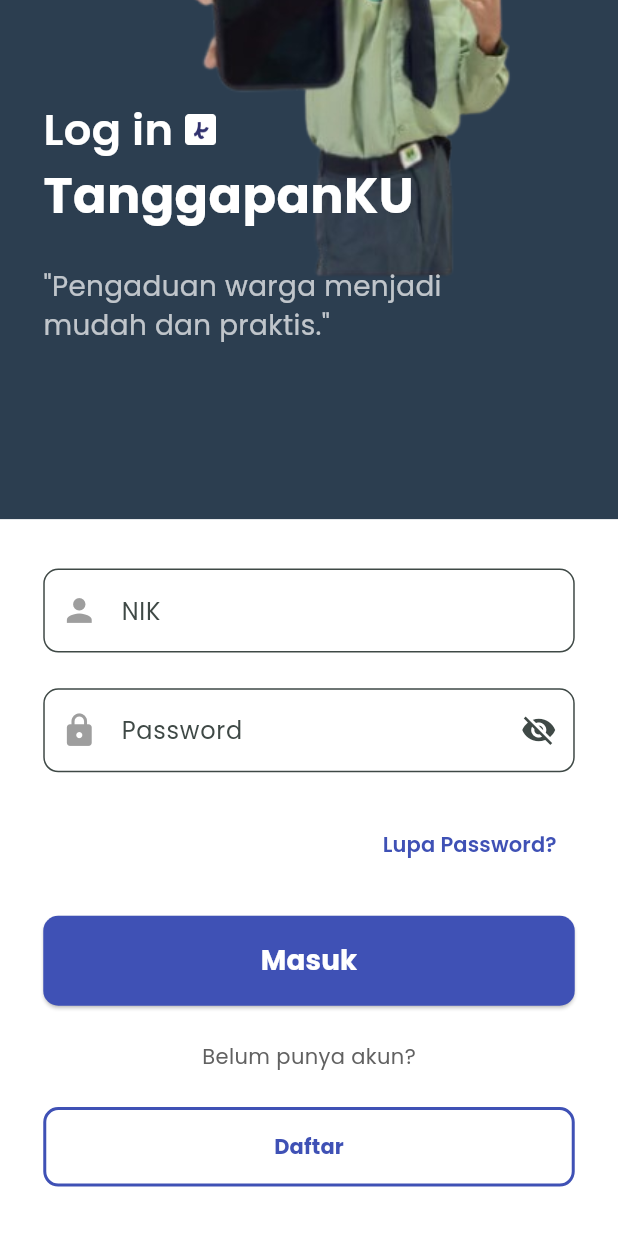
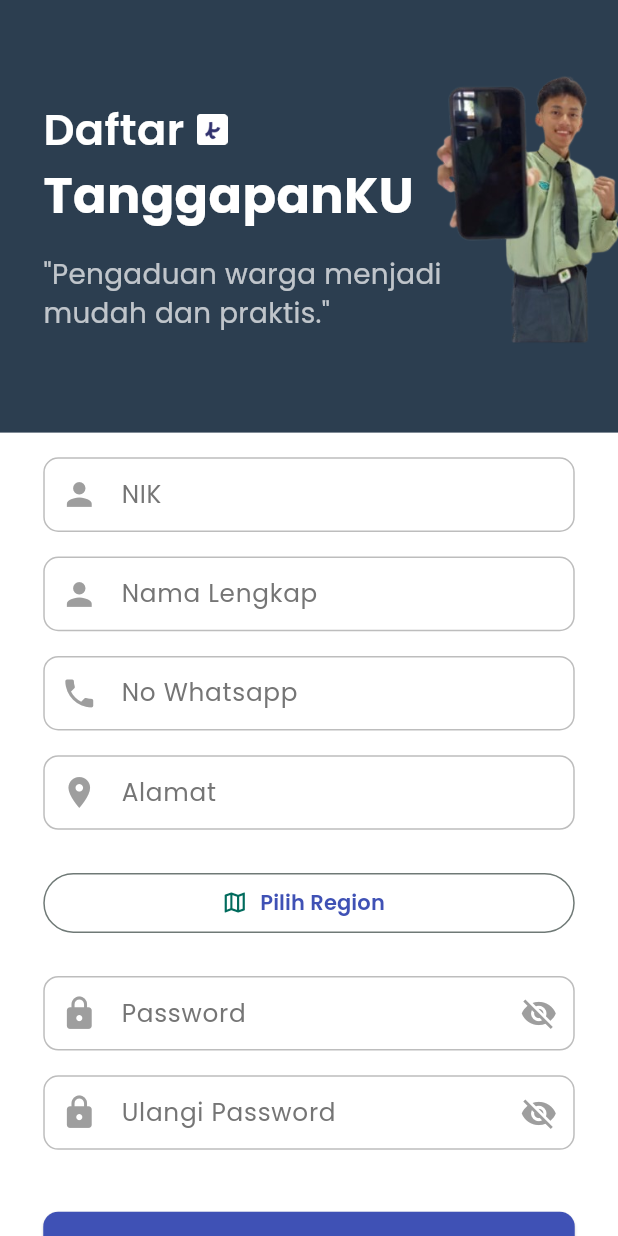
Before and after one commit to Kyzen2/TanggapanKu, a Flutter app: the screen it shows after launch, on a phone screen of 412 x 824 dp. Run offline on Flutter 3.47's test engine with Material 3 defaults, Android fonts, the light colour scheme and no system bars; our stand-ins replace carousel_slider, gap, google_fonts, timeago; missing offline and left inert: tutorial_coach_mark.

Commit message:
fix again

```diff
--- a/lib/main.dart
+++ b/lib/main.dart
@@ -23,7 +23,7 @@
         scaffoldBackgroundColor: Colors.white,
         colorScheme: ColorScheme.fromSeed(seedColor: const Color(0xFF00B6A0)),
       ),
-      home: const LoginPage(),
+      home: const RegisterPage(),
     );
   }
 }
--- /dev/null
+++ b/lib/pages/register.dart
@@ -0,0 +1,375 @@
+import 'package:flutter/material.dart';
+import 'package:flutter/services.dart';
+import 'package:google_fonts/google_fonts.dart';
+import 'package:tanggapanku/api/api_service.dart';
+import 'package:tanggapanku/models/register.dart';
+import 'package:tanggapanku/pages/region_page.dart';
+
+class RegisterPage extends StatefulWidget {
+  const RegisterPage({super.key});
+
+  @override
+  State<RegisterPage> createState() => _RegisterPageState();
+}
+
+class _RegisterPageState extends State<RegisterPage> {
+  final _nikController = TextEditingController();
+  final _namaController = TextEditingController();
+  final _noHpController = TextEditingController();
+  final _alamatController = TextEditingController();
+  final _passwordController = TextEditingController();
+  final _confirmPasswordController = TextEditingController();
+  int? _selectedRegion;
+
+  bool _isPasswordVisible = false;
+  bool _isConfirmPasswordVisible = false;
+
+  final ApiServiceRegister _apiService = ApiServiceRegister();
+
+  Future<void> _handleRegister() async {
+    if (_passwordController.text != _confirmPasswordController.text) {
+      ScaffoldMessenger.of(context).showSnackBar(
+        const SnackBar(
+            content: Text('Password tidak cocok dengan konfirmasi!')),
+      );
+      return;
+    }
+    try {
+      showDialog(
+        context: context,
+        barrierDismissible: false,
+        builder: (_) => const Center(child: CircularProgressIndicator()),
+      );
+
+      // Membuat objek Warga dengan data yang diinputkan oleh user
+      Warga warga = Warga(
+        nama: _namaController.text,
+        noHp: _noHpController.text, // noHp tetap bertipe String
+        nik: _nikController.text, // nik tetap bertipe String
+        password: _passwordController.text,
+        alamat: _alamatController.text,
+        idDaerah: _selectedRegion,
+      );
+
+      // Membuat objek Register dengan data Warga dan ID Region
+      Register registerData = Register(warga: warga);
+
+      // Kirim data register ke API menggunakan fungsi registerUser
+      final result = await _apiService.registerUser(registerData.toJson());
+
+      Navigator.of(context).pop(); // Remove loading dialog
+      showDialog(
+        context: context,
+        builder: (context) => AlertDialog(
+          title: const Text('Sukses'),
+          content: Text(result['message'] ?? 'Registrasi Berhasil!'),
+          actions: [
+            TextButton(
+              onPressed: () {
+                Navigator.of(context).pop();
+                // Navigator.pushReplacement(context, MaterialPageRoute(builder: (_) => LoginPage()));
+              },
+              child: const Text('OK'),
+            )
+          ],
+        ),
+      );
+    } catch (e) {
+      Navigator.of(context).pop(); // Remove loading dialog
+      ScaffoldMessenger.of(context).showSnackBar(
+        const SnackBar(content: Text('Registrasi Gagal')),
+      );
+    }
+  }
+
+  @override
+  Widget build(BuildContext context) {
+    final screenHeight = MediaQuery.of(context).size.height;
+    final screenWidth = MediaQuery.of(context).size.width;
+
+    return Scaffold(
+      backgroundColor: const Color(0xFF2C3E50),
+      body: SingleChildScrollView(
+        child: Column(
+          children: [
+            // Header bagian atas
+            Container(
+              height: screenHeight * 0.35,
+              width: screenWidth,
+              color: const Color(0xFF2C3E50),
+              child: Stack(
+                children: [
+                  Positioned(
+                    bottom: -screenHeight * 0.05,
+                    right: -screenWidth * 0.1,
+                    child: Image.asset(
+                      'assets/egi.png',
+                      height: screenHeight * 0.50,
+                      fit: BoxFit.fitHeight,
+                    ),
+                  ),
+                  Padding(
+                    padding: EdgeInsets.only(
+                        top: screenHeight * 0.08, left: screenWidth * 0.07),
+                    child: Column(
+                      crossAxisAlignment: CrossAxisAlignment.start,
+                      children: [
+                        Row(
+                          children: [
+                            Text(
+                              'Daftar',
+                              style: GoogleFonts.poppins(
+                                fontSize: screenWidth * 0.07,
+                                fontWeight: FontWeight.w600,
+                                color: Colors.white,
+                              ),
+                            ),
+                            SizedBox(width: screenWidth * 0.02),
+                            Image.asset(
+                              'assets/Logo.png',
+                              height: screenWidth * 0.05,
+                              fit: BoxFit.contain,
+                            )
+                          ],
+                        ),
+                        Text(
+                          'TanggapanKU',
+                          style: GoogleFonts.poppins(
+                            fontSize: screenWidth * 0.08,
+                            fontWeight: FontWeight.bold,
+                            color: Colors.white,
+                          ),
+                        ),
+                        SizedBox(height: screenHeight * 0.02),
+                        Text(
+                          '"Pengaduan warga menjadi\nmudah dan praktis."',
+                          style: GoogleFonts.poppins(
+                            fontSize: screenWidth * 0.045,
+                            color: Colors.white70,
+                            height: 1.4,
+                          ),
+                        ),
+                      ],
+                    ),
+                  )
+                ],
+              ),
+            ),
+
+            // Form Input
+            Container(
+              width: screenWidth,
+              color: Colors.white,
+              padding: EdgeInsets.symmetric(
+                  horizontal: screenWidth * 0.07,
+                  vertical: screenHeight * 0.02),
+              child: Column(
+                crossAxisAlignment: CrossAxisAlignment.center,
+                children: [
+                  _buildTextField(
+                    context,
+                    label: 'NIK',
+                    icon: Icons.person,
+                    controller: _nikController,
+                    keyboardType: TextInputType.text,
+                  ),
+                  SizedBox(height: screenHeight * 0.02),
+                  _buildTextField(
+                    context,
+                    label: 'Nama Lengkap',
+                    icon: Icons.person,
+                    controller: _namaController,
+                  ),
+                  SizedBox(height: screenHeight * 0.02),
+                  _buildTextField(
+                    context,
+                    label: 'No Whatsapp',
+                    icon: Icons.phone,
+                    controller: _noHpController,
+                    keyboardType: TextInputType.phone,
+                  ),
+                  SizedBox(height: screenHeight * 0.02),
+                  _buildTextField(
+                    context,
+                    label: 'Alamat',
+                    icon: Icons.location_on,
+                    controller: _alamatController,
+                  ),
+                  SizedBox(height: screenHeight * 0.03),
+
+                  // Tombol Pilih Region
+                  SizedBox(
+                    width: double.infinity,
+                    child: OutlinedButton.icon(
+                      icon: const Icon(Icons.map_outlined),
+                      label: Text(
+                        'Pilih Region',
+                        style: GoogleFonts.poppins(
+                          fontWeight: FontWeight.w600,
+                          color: const Color(0xFF3F51B5),
+                        ),
+                      ),
+                      onPressed: () async {
+                        final selectedRegion = await Navigator.push(
+                          context,
+                          MaterialPageRoute(
+                            builder: (_) => const RegionListPage(),
+                          ),
+                        );
+
+                        if (selectedRegion != null) {
+                          setState(() {
+                            // Pastikan selectedRegion diubah menjadi integer sebelum disimpan
+                            _selectedRegion =
+                                selectedRegion; // Menggunakan integer langsung
+                          });
+                        }
+                      },
+                    ),
+                  ),
+                  SizedBox(height: screenHeight * 0.03),
+
+                  // Menampilkan region yang dipilih
+                  if (_selectedRegion != null)
+                    Text('ID Daerah yang dipilih: $_selectedRegion'),
+
+                  _buildPasswordField(
+                    context,
+                    label: 'Password',
+                    controller: _passwordController,
+                    isVisible: _isPasswordVisible,
+                    onToggleVisibility: () {
+                      setState(() {
+                        _isPasswordVisible = !_isPasswordVisible;
+                      });
+                    },
+                  ),
+                  SizedBox(height: screenHeight * 0.02),
+                  _buildPasswordField(
+                    context,
+                    label: 'Ulangi Password',
+                    controller: _confirmPasswordController,
+                    isVisible: _isConfirmPasswordVisible,
+                    onToggleVisibility: () {
+                      setState(() {
+                        _isConfirmPasswordVisible = !_isConfirmPasswordVisible;
+                      });
+                    },
+                  ),
+                  SizedBox(height: screenHeight * 0.05),
+                  SizedBox(
+                    width: double.infinity,
+                    child: ElevatedButton(
+                      onPressed: _handleRegister,
+                      style: ElevatedButton.styleFrom(
+                        backgroundColor: const Color(0xFF3F51B5),
+                        shape: RoundedRectangleBorder(
+                          borderRadius: BorderRadius.circular(10),
+                        ),
+                        padding: EdgeInsets.symmetric(
+                            vertical: screenHeight * 0.015),
+                      ),
+                      child: Text(
+                        'Daftar',
+                        style: GoogleFonts.poppins(
+                          fontSize: screenWidth * 0.045,
+                          color: Colors.white,
+                          fontWeight: FontWeight.bold,
+                        ),
+                      ),
+                    ),
+                  ),
+                ],
+              ),
+            ),
+          ],
+        ),
+      ),
+    );
+  }
+
+  // Helper untuk TextField
+  Widget _buildTextField(
+    BuildContext context, {
+    required String label,
+    required IconData icon,
+    required TextEditingController controller,
+    TextInputType keyboardType = TextInputType.text,
+  }) {
+    final screenWidth = MediaQuery.of(context).size.width;
+    final screenHeight = MediaQuery.of(context).size.height;
+    return TextField(
+      controller: controller,
+      keyboardType: keyboardType,
+      decoration: InputDecoration(
+        hintText: label,
+        hintStyle: GoogleFonts.poppins(
+            color: Colors.grey[600], fontSize: screenWidth * 0.04),
+        filled: true,
+        fillColor: Colors.white,
+        prefixIcon: Icon(icon, color: Colors.grey, size: screenWidth * 0.06),
+        border: OutlineInputBorder(
+          borderRadius: BorderRadius.circular(10),
+          borderSide: BorderSide(color: Colors.grey.shade400),
+        ),
+        enabledBorder: OutlineInputBorder(
+          borderRadius: BorderRadius.circular(10),
+          borderSide: BorderSide(color: Colors.grey.shade400),
+        ),
+        focusedBorder: const OutlineInputBorder(
+          borderRadius: BorderRadius.all(Radius.circular(10)),
+          borderSide: BorderSide(color: Color(0xFF3F51B5), width: 2),
+        ),
+        contentPadding: EdgeInsets.symmetric(
+            vertical: screenHeight * 0.015, horizontal: screenWidth * 0.03),
+      ),
+    );
+  }
+
+  // Helper untuk Password Field
+  Widget _buildPasswordField(
+    BuildContext context, {
+    required String label,
+    required TextEditingController controller,
+    required bool isVisible,
+    required VoidCallback onToggleVisibility,
+  }) {
+    final screenWidth = MediaQuery.of(context).size.width;
+    final screenHeight = MediaQuery.of(context).size.height;
+    return TextField(
+      controller: controller,
+      obscureText: !isVisible,
+      decoration: InputDecoration(
+        hintText: label,
+        hintStyle: GoogleFonts.poppins(
+            color: Colors.grey[600], fontSize: screenWidth * 0.04),
+        filled: true,
+        fillColor: Colors.white,
+        prefixIcon:
+            Icon(Icons.lock, color: Colors.grey, size: screenWidth * 0.06),
+        border: OutlineInputBorder(
+          borderRadius: BorderRadius.circular(10),
+          borderSide: BorderSide(color: Colors.grey.shade400),
+        ),
+        enabledBorder: OutlineInputBorder(
+          borderRadius: BorderRadius.circular(10),
+          borderSide: BorderSide(color: Colors.grey.shade400),
+        ),
+        focusedBorder: const OutlineInputBorder(
+          borderRadius: BorderRadius.all(Radius.circular(10)),
+          borderSide: BorderSide(color: Color(0xFF3F51B5), width: 2),
+        ),
+        contentPadding: EdgeInsets.symmetric(
+            vertical: screenHeight * 0.015, horizontal: screenWidth * 0.03),
+        suffixIcon: IconButton(
+          icon: Icon(
+            isVisible ? Icons.visibility : Icons.visibility_off,
+            color: Colors.grey,
+            size: screenWidth * 0.06,
+          ),
+          onPressed: onToggleVisibility,
+        ),
+      ),
+    );
+  }
+}
--- a/lib/pages/timeline_page.dart
+++ b/lib/pages/timeline_page.dart
@@ -198,7 +198,7 @@
     final List<Widget> _pages = [
       TimelinePageContent(userName: widget.userData['nama'], keyCarousel: keyCarousel, scrollController: _scrollController,), // kirim nama user
       const PengaduanPage(),
-      const PengaduanPage(),
+      const RegisterPage(),
       const RiwayatPengaduanPage(),
       const AkunPage(),
     ];
```
